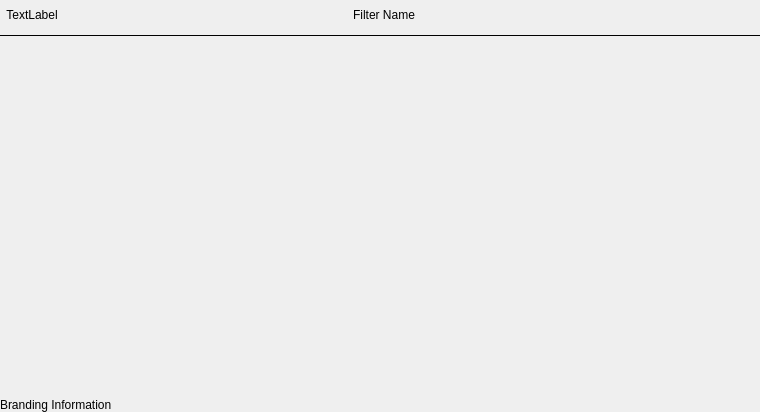
Qt form Source/SVWidgetsLib/Widgets/UI_Files/FilterInputWidget.ui (BlueQuartzSoftware/SIMPL) before a commit.
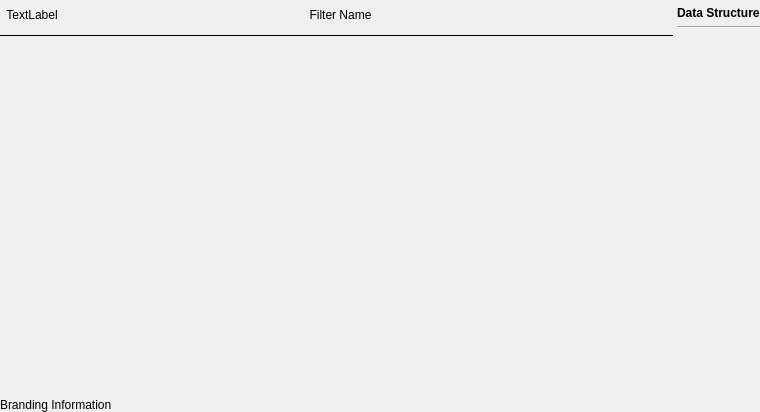
The same form after that commit. Icons and pictures are not drawn. Custom widgets are drawn as their Qt base class.

Commit message: Redesigned FilterInputWidget to work with the changes to SIMPLView_UI by adding the DataStructure to the right-side of the FilterInputWidget.  This way, the DataStructure is always visible alongside the FilterInputWidget without being in the way when the FilterInputWidget is hidden.

Diff of the .ui file:
```diff
--- a/Source/SVWidgetsLib/Widgets/UI_Files/FilterInputWidget.ui
+++ b/Source/SVWidgetsLib/Widgets/UI_Files/FilterInputWidget.ui
@@ -13,7 +13,7 @@
   <property name="windowTitle">
    <string>[*]Filter Input Parameters</string>
   </property>
-  <layout class="QVBoxLayout" name="verticalLayout_2">
+  <layout class="QGridLayout" name="gridLayout">
    <property name="leftMargin">
     <number>0</number>
    </property>
@@ -26,8 +26,17 @@
    <property name="bottomMargin">
     <number>0</number>
    </property>
-   <item>
+   <property name="spacing">
+    <number>4</number>
+   </property>
+   <item row="0" column="0">
     <widget class="QFrame" name="contents">
+     <property name="sizePolicy">
+      <sizepolicy hsizetype="Expanding" vsizetype="Preferred">
+       <horstretch>3</horstretch>
+       <verstretch>0</verstretch>
+      </sizepolicy>
+     </property>
      <property name="styleSheet">
       <string notr="true"/>
      </property>
@@ -198,8 +207,8 @@
           <rect>
            <x>0</x>
            <y>0</y>
-           <width>760</width>
-           <height>343</height>
+           <width>672</width>
+           <height>352</height>
           </rect>
          </property>
          <layout class="QVBoxLayout" name="scrollAreaVertSpacer">
@@ -248,6 +257,60 @@
      </layout>
     </widget>
    </item>
+   <item row="0" column="1">
+    <widget class="QWidget" name="dataStructureContainer" native="true">
+     <property name="sizePolicy">
+      <sizepolicy hsizetype="Preferred" vsizetype="Preferred">
+       <horstretch>0</horstretch>
+       <verstretch>0</verstretch>
+      </sizepolicy>
+     </property>
+     <layout class="QVBoxLayout" name="verticalLayout">
+      <property name="leftMargin">
+       <number>0</number>
+      </property>
+      <property name="topMargin">
+       <number>6</number>
+      </property>
+      <property name="rightMargin">
+       <number>0</number>
+      </property>
+      <property name="bottomMargin">
+       <number>0</number>
+      </property>
+      <item>
+       <widget class="QLabel" name="label">
+        <property name="font">
+         <font>
+          <weight>75</weight>
+          <bold>true</bold>
+         </font>
+        </property>
+        <property name="text">
+         <string>Data Structure</string>
+        </property>
+       </widget>
+      </item>
+      <item>
+       <widget class="Line" name="line">
+        <property name="orientation">
+         <enum>Qt::Horizontal</enum>
+        </property>
+       </widget>
+      </item>
+      <item>
+       <widget class="DataStructureWidget" name="dataStructureWidget" native="true">
+        <property name="sizePolicy">
+         <sizepolicy hsizetype="Preferred" vsizetype="Expanding">
+          <horstretch>0</horstretch>
+          <verstretch>0</verstretch>
+         </sizepolicy>
+        </property>
+       </widget>
+      </item>
+     </layout>
+    </widget>
+   </item>
   </layout>
  </widget>
  <customwidgets>
@@ -256,6 +319,12 @@
    <extends>QPushButton</extends>
    <header location="global">SVControlWidgets.h</header>
   </customwidget>
+  <customwidget>
+   <class>DataStructureWidget</class>
+   <extends>QWidget</extends>
+   <header location="global">DataStructureWidget.h</header>
+   <container>1</container>
+  </customwidget>
  </customwidgets>
  <resources>
   <include location="../../../../Resources/SIMPL.qrc"/>
```
The commit also changes 2 other files.
